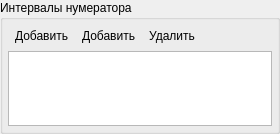
This is src/plugins/modeleride/numeratorrangewidget.ui in rdnvndr/raindrop as Qt 5 draws it before an edit. The edited form follows.
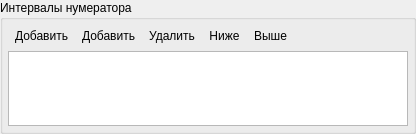
This is the edited form. Icons and pictures are not drawn.

Commit message: Добавлено перемещение выше или ниже интервала нумератора

What changed in the file:
```diff
--- a/src/plugins/modeleride/numeratorrangewidget.ui
+++ b/src/plugins/modeleride/numeratorrangewidget.ui
@@ -6,7 +6,7 @@
    <rect>
     <x>0</x>
     <y>0</y>
-    <width>280</width>
+    <width>416</width>
     <height>134</height>
    </rect>
   </property>
@@ -118,6 +118,40 @@
           </property>
          </widget>
         </item>
+        <item>
+         <widget class="QToolButton" name="downRangeToolButton">
+          <property name="text">
+           <string>Ниже</string>
+          </property>
+          <property name="icon">
+           <iconset resource="modeleride.qrc">
+            <normaloff>:/down</normaloff>:/down</iconset>
+          </property>
+          <property name="toolButtonStyle">
+           <enum>Qt::ToolButtonTextBesideIcon</enum>
+          </property>
+          <property name="autoRaise">
+           <bool>true</bool>
+          </property>
+         </widget>
+        </item>
+        <item>
+         <widget class="QToolButton" name="upRangeToolButton">
+          <property name="text">
+           <string>Выше</string>
+          </property>
+          <property name="icon">
+           <iconset resource="modeleride.qrc">
+            <normaloff>:/up</normaloff>:/up</iconset>
+          </property>
+          <property name="toolButtonStyle">
+           <enum>Qt::ToolButtonTextBesideIcon</enum>
+          </property>
+          <property name="autoRaise">
+           <bool>true</bool>
+          </property>
+         </widget>
+        </item>
         <item>
          <spacer name="listToolSpacer">
           <property name="orientation">
```
The commit also changes 3 other files.
